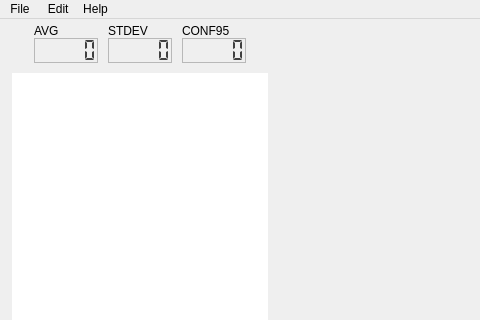
Old version of the form ui/MainWindowUI.ui in the repository myTonino/Tonino-App; both pictures show x 0 to 480 and y 0 to 320 of the 809 by 455 pixel window.
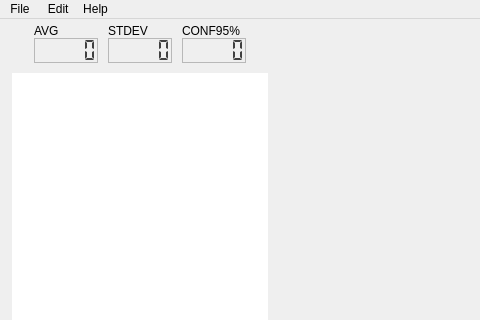
New version of the form. Custom widgets are drawn as their Qt base class.

```diff
--- a/ui/MainWindowUI.ui
+++ b/ui/MainWindowUI.ui
@@ -257,7 +257,7 @@
                </font>
               </property>
               <property name="text">
-               <string>CONF95</string>
+               <string>CONF95%</string>
               </property>
              </widget>
             </item>
```
